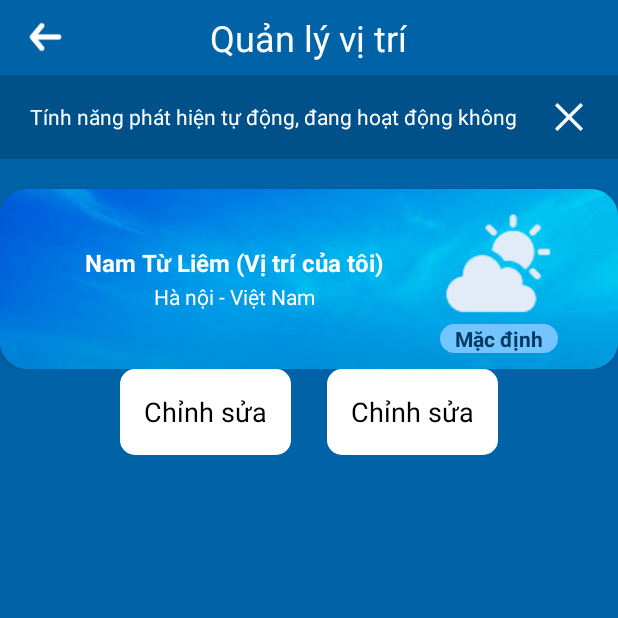
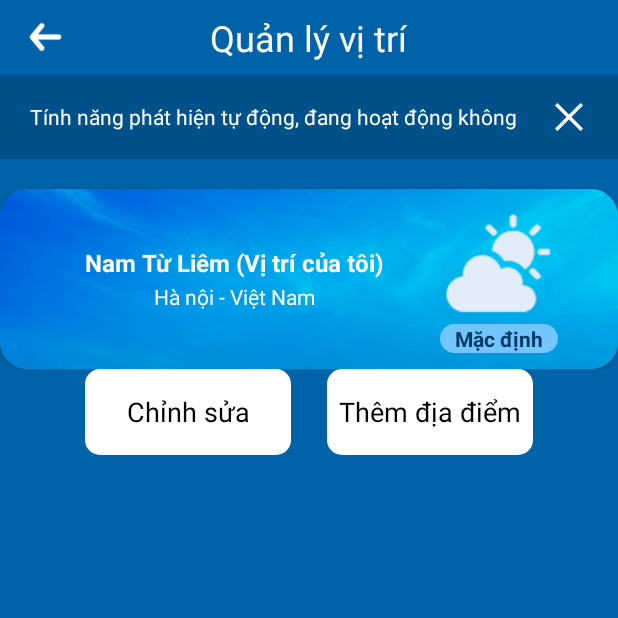
Before and after one commit to Number99999/WeatherApp_CMZ, an Android app built with Jetpack Compose: the ActivityLocationManager screen opened directly, with no data from a screen before it, on a phone screen of 412 x 824 dp, the top half of it. Run offline under Robolectric (Android 15) with nearby library versions, the phone set to English and light mode, and no system bars; our stand-ins replace AdMob, Dagger/Hilt's generated code; 2 statements that could not run were skipped.

Commit message:
showing btn

```diff
--- a/app/src/main/java/com/cmzsoft/weather/ActivityLocationManager.kt
+++ b/app/src/main/java/com/cmzsoft/weather/ActivityLocationManager.kt
@@ -1,7 +1,10 @@
 package com.cmzsoft.weather
 
+import android.content.Intent
 import android.os.Bundle
 import android.widget.ImageButton
+import android.widget.ImageView
+import android.widget.Toast
 import androidx.activity.enableEdgeToEdge
 import androidx.appcompat.app.AppCompatActivity
 import androidx.core.view.ViewCompat
@@ -24,10 +27,20 @@ class ActivityLocationManager : AppCompatActivity() {
         }
 
         addEventOnBtnBackClicked()
-        getListLocation()
+        setupAdapter()
+        findViewById<ImageView>(R.id.btn_edit).setOnClickListener{
+            Toast.makeText(this, "EDIT LOCATION", Toast.LENGTH_SHORT).show()
+        }
+        findViewById<ImageView>(R.id.btn_add_location).setOnClickListener{
+            val changePage = Intent(this, ActivityChooseLocation::class.java)
+            changePage.addFlags(Intent.FLAG_ACTIVITY_REORDER_TO_FRONT);
+            startActivity(changePage)
+        }
     }
 
-    private fun getListLocation() {
+
+
+    private fun setupAdapter() {
         var listModel: List<LocationWeatherModel> =
             DatabaseService.getInstance(this).locationWeatherService.getAllLocationWeather();
         for (i in listModel) println("Loaded ${i}")
--- a/app/src/main/java/com/cmzsoft/weather/CustomAdapter/ItemLocationManagerAdapter.kt
+++ b/app/src/main/java/com/cmzsoft/weather/CustomAdapter/ItemLocationManagerAdapter.kt
@@ -50,4 +50,8 @@ class ItemLocationManagerAdapter(private val items: List<LocationWeatherModel>)
             context.startActivity(changeIntent)
         }
     }
+
+    private fun showBtnDelete(){
+
+    }
 }
--- a/app/src/main/res/layout/activity_location_manager.xml
+++ b/app/src/main/res/layout/activity_location_manager.xml
@@ -94,7 +94,8 @@
             android:orientation="horizontal">
 
             <TextView
-                android:layout_width="@dimen/widget_size_100"
+                android:id="@+id/btn_edit"
+                android:layout_width="@dimen/widget_size_120"
                 android:layout_height="@dimen/widget_size_50"
                 android:background="@drawable/background_border_white"
                 android:gravity="center"
@@ -103,12 +104,13 @@
                 android:textSize="@dimen/widget_size_16" />
 
             <TextView
-                android:layout_width="@dimen/widget_size_100"
+                android:id="@+id/btn_add_location"
+                android:layout_width="@dimen/widget_size_120"
                 android:layout_height="@dimen/widget_size_50"
                 android:layout_marginStart="@dimen/margin_24dp"
                 android:background="@drawable/background_border_white"
                 android:gravity="center"
-                android:text="Chỉnh sửa"
+                android:text="Thêm địa điểm"
                 android:textColor="@color/black"
                 android:textSize="@dimen/widget_size_16" />
         </LinearLayout>
```
